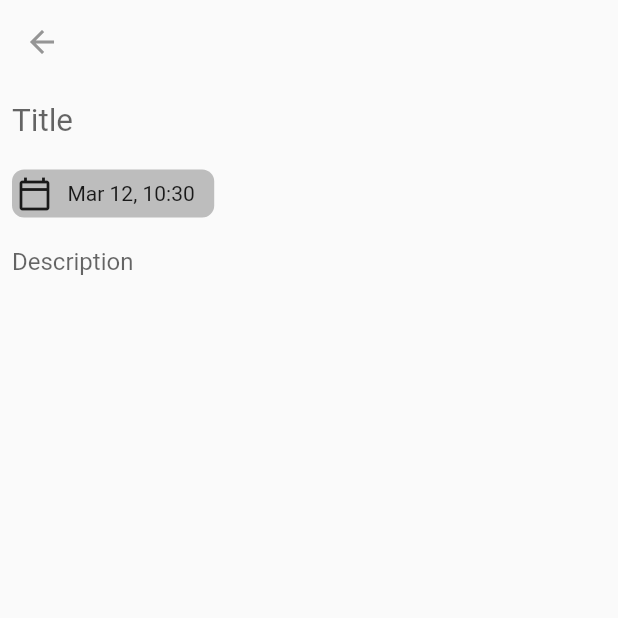
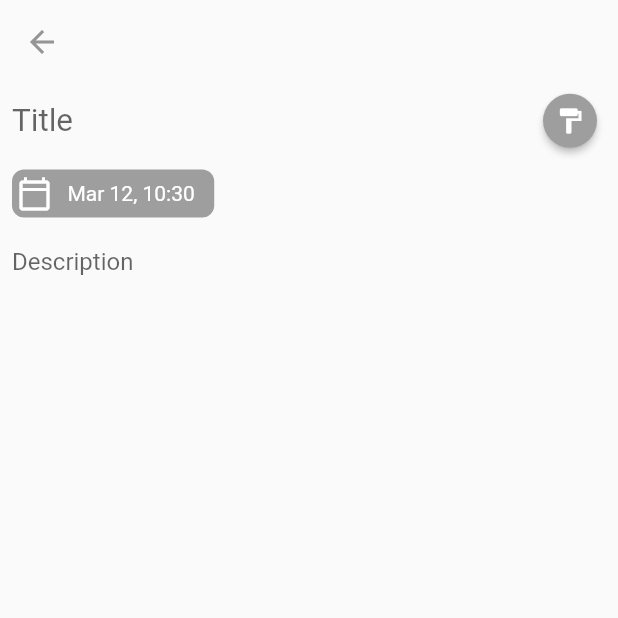
Before and after one commit to dadope/tasker, a Flutter app: the screen it shows after launch, after a tap on the "close" icon, after a tap on the "calendar today" icon, on a phone screen of 412 x 824 dp, the top half of it. Run offline on Flutter 3.47's test engine with Material 2 defaults, Android fonts, the phone set to English and light mode, and no system bars; our stand-ins replace bloc, equatable, flutter_bloc, flutter_colorpicker, hive, hive_flutter; accounts and stored records are empty.

Commit message:
added color coding to items, refactored most of the views

```diff
--- a/lib/components/fab/home_view_fab.dart
+++ b/lib/components/fab/home_view_fab.dart
@@ -1,7 +1,8 @@
 import 'package:flutter/cupertino.dart';
 import 'package:flutter/material.dart';
-import 'package:tasker/views/create_note_view.dart';
-import 'package:tasker/views/create_task_view.dart';
+import 'package:tasker/models/note.dart';
+import 'package:tasker/models/task.dart';
+import 'package:tasker/views/create_item_view.dart';
 
 import 'expandable_fab.dart';
 
@@ -14,13 +15,21 @@ class HomeViewFab extends StatelessWidget {
       children: [
         ActionButton(
           onPressed: () {
-            Navigator.pushNamed(context, CreateTaskView.routeName);
+            Navigator.pushNamed(
+                context,
+                CreateItemView.routeName,
+                arguments: [Task()]
+            );
           },
           icon: const Icon(Icons.calendar_today),
         ),
         ActionButton(
           onPressed: () {
-            Navigator.pushNamed(context, CreateNoteView.routeName);
+            Navigator.pushNamed(
+              context,
+              CreateItemView.routeName,
+              arguments: [Note()]
+            );
           },
           icon: const Icon(Icons.note_add),
         ),
--- a/lib/components/routes.dart
+++ b/lib/components/routes.dart
@@ -2,10 +2,8 @@ import 'package:flutter/cupertino.dart';
 import 'package:flutter/material.dart';
 
 import 'package:tasker/views/home_view.dart';
-import 'package:tasker/views/edit_note_view.dart';
-import 'package:tasker/views/edit_task_view.dart';
-import 'package:tasker/views/create_note_view.dart';
-import 'package:tasker/views/create_task_view.dart';
+import 'package:tasker/views/edit_item_view.dart';
+import 'package:tasker/views/create_item_view.dart';
 
 class Routes{
   static Route<dynamic> generateRoute(RouteSettings settings) {
@@ -16,26 +14,17 @@ class Routes{
             builder: (_) => const HomeView()
         );
 
-      case EditNoteView.routeName: // => "/editNoteView"
+
+      case EditItemView.routeName: // => "/editTaskView"
         final args = settings.arguments as List;
         return MaterialPageRoute(
-            builder: (_) => EditNoteView(args.elementAt(0))
+            builder: (_) => EditItemView(args.elementAt(0))
         );
 
-      case CreateNoteView.routeName: // => "/createNoteView"
-        return MaterialPageRoute(
-            builder: (_) => const CreateNoteView()
-        );
-
-      case EditTaskView.routeName: // => "/editTaskView"
+      case CreateItemView.routeName: // => "/createItemView"
         final args = settings.arguments as List;
         return MaterialPageRoute(
-            builder: (_) => EditTaskView(args.elementAt(0))
-        );
-
-      case CreateTaskView.routeName: // => "/createTaskView"
-        return MaterialPageRoute(
-            builder: (_) => const CreateTaskView()
+            builder: (_) => CreateItemView(args.elementAt(0))
         );
 
       default:
--- /dev/null
+++ b/lib/components/selectors/color_selector.dart
@@ -0,0 +1,52 @@
+
+
+import 'package:flutter/cupertino.dart';
+import 'package:flutter/material.dart';
+import 'package:flutter_colorpicker/flutter_colorpicker.dart';
+
+class ColorSelector extends StatelessWidget {
+  const ColorSelector(this.highlight, this.saveItem, {Key? key}) : super(key: key);
+
+  final Color? highlight;
+  final Function(Color) saveItem;
+
+
+  @override
+  Widget build(BuildContext context) =>
+      ElevatedButton(
+          onPressed: () {
+            showDialog(
+                context: context,
+                builder: (context) {
+                  return AlertDialog(
+                      title: const Text('Pick a color!'),
+                      content: SingleChildScrollView(
+                          child: ColorPicker(
+                            pickerColor: highlight?? Colors.grey.shade500,
+                            onColorChanged: saveItem,
+                          )
+                      ),
+                      actions: <Widget>[
+                        ElevatedButton(
+                            child: const Text('Finish'),
+                            onPressed: () {
+                              Navigator.of(context).pop();
+                            }
+                        )
+                      ]
+                  );
+                });
+          },
+          child: Icon(
+              Icons.format_paint,
+              size: 20,
+              color: useWhiteForeground(highlight?? Colors.grey.shade500)?
+              Colors.white:Colors.black
+          ),
+          style: ElevatedButton.styleFrom(
+              shape: const CircleBorder(),
+              primary: highlight?? Colors.grey.shade500,
+              onPrimary: Colors.red
+          )
+      );
+}
--- a/lib/components/selectors/date_picker.dart
+++ b/lib/components/selectors/date_picker.dart
@@ -3,19 +3,16 @@ import 'package:intl/intl.dart';
 import 'package:flutter/cupertino.dart';
 import 'package:flutter/material.dart';
 
+import '../utils.dart';
+
 //TODO: Implement https://www.flutterclutter.dev/flutter/tutorials/date-format-dynamic-string-depending-on-how-long-ago/2020/229/
 
-class DatePicker extends StatefulWidget {
-  DateTime dueDate;
+class DatePicker extends StatelessWidget {
+  const DatePicker(this.dueDate, this.highlight, this.saveNote, {Key? key}) : super(key: key);
+
+  final DateTime dueDate;
+  final Color? highlight;
   final Function saveNote;
-
-  DatePicker(this.dueDate, this.saveNote, {Key? key}) : super(key: key);
-
-  @override
-  _DatePickerState createState() => _DatePickerState();
-}
-
-class _DatePickerState extends State<DatePicker> {
 
   @override
   Widget build(BuildContext context) {
@@ -28,24 +25,23 @@ class _DatePickerState extends State<DatePicker> {
             DateTime.now().year, DateTime.now().month, DateTime.now().day
         ),
         lastDate: DateTime(2100),
-        initialDate: widget.dueDate,
-      )?? widget.dueDate;
+        initialDate: dueDate,
+      )?? dueDate;
 
       final TimeOfDay pickedTime = await showTimePicker(
           context: context,
-          initialTime: TimeOfDay.fromDateTime(widget.dueDate)
-      )?? TimeOfDay.fromDateTime(widget.dueDate);
+          initialTime: TimeOfDay(
+              hour: dueDate.hour,
+              minute: 0
+          )
+      )?? TimeOfDay.fromDateTime(dueDate);
 
       DateTime pickedDateTime = DateTime(
-        pickedDate.year, pickedDate.month, pickedDate.day,
-        pickedTime.hour, pickedTime.minute
+          pickedDate.year, pickedDate.month, pickedDate.day,
+          pickedTime.hour, pickedTime.minute
       );
 
-      widget.saveNote("_", date:pickedDateTime);
-
-      setState(() {
-        widget.dueDate = pickedDateTime;
-      });
+      saveNote(pickedDateTime);
     }
 
     return Row(
@@ -58,19 +54,25 @@ class _DatePickerState extends State<DatePicker> {
             },
             child: Container(
               decoration: BoxDecoration(
-                color: Colors.grey.shade400,
+                color: highlight?? Colors.grey,
                 borderRadius: BorderRadius.circular(8.0),
               ),
               padding: const EdgeInsets.symmetric(horizontal: 3, vertical: 4),
               child: Row(
                 children: [
-                  const Icon(
+                  Icon(
                     Icons.calendar_today_outlined,
+                    color: useWhiteForeground(highlight)?
+                    Colors.white:Colors.black,
                   ),
                   Padding(
                     padding: const EdgeInsets.symmetric(horizontal: 10),
                     child: Text(
-                      DateFormat('MMM dd, kk:mm').format(widget.dueDate),
+                      DateFormat('MMM dd, kk:mm').format(dueDate),
+                      style: TextStyle(
+                          color: useWhiteForeground(highlight)?
+                          Colors.white:Colors.black
+                      ),
                     ),
                   ),
                 ],
--- /dev/null
+++ b/lib/components/utils.dart
@@ -0,0 +1,14 @@
+import 'dart:math';
+import 'dart:ui';
+
+// adapted from github.com/mchome/flutter_colorpicker -> /lib/src/utils.dart
+bool useWhiteForeground(Color? backgroundColor, {double bias = 0.0}) {
+  if (backgroundColor != null) {
+    int v = sqrt(pow(backgroundColor.red, 2) * 0.299 +
+            pow(backgroundColor.green, 2) * 0.587 +
+            pow(backgroundColor.blue, 2) * 0.114)
+        .round();
+    return v < 130 + bias ? true : false;
+  }
+  return true;
+}
--- a/lib/main.dart
+++ b/lib/main.dart
@@ -2,6 +2,7 @@ import 'package:flutter/material.dart';
 
 import 'package:hive_flutter/hive_flutter.dart';
 import 'package:flutter_bloc/flutter_bloc.dart';
+import 'package:tasker/models/color.g.dart';
 
 import 'package:tasker/views/home_view.dart';
 import 'package:tasker/components/routes.dart';
@@ -15,6 +16,7 @@ void main() async {
   await Hive.initFlutter();
   Hive.registerAdapter(TaskAdapter());
   Hive.registerAdapter(NoteAdapter());
+  Hive.registerAdapter(ColorAdapter());
 
   await Hive.openBox(DatabaseManager.boxName);
 
--- a/lib/models/item.dart
+++ b/lib/models/item.dart
@@ -1,3 +1,5 @@
+import 'dart:ui';
+
 import 'package:hive/hive.dart';
 
 part 'item.g.dart';
@@ -11,12 +13,15 @@ class Item extends HiveObject{
   @HiveField(1)
   String title;
 
+  @HiveField(2)
+  Color? highlightColor;
+
   @override
   String toString() {
     return "\n"
         "creationDate: $creationDate | title: $title\n";
   }
 
-  Item({this.title = "", DateTime? creationDate}):
+  Item({this.title = "", this.highlightColor, DateTime? creationDate}):
         creationDate = creationDate?? DateTime.now();
 }
--- a/lib/models/note.dart
+++ b/lib/models/note.dart
@@ -1,3 +1,5 @@
+import 'dart:ui';
+
 import 'package:hive/hive.dart';
 import 'package:tasker/models/item.dart';
 
@@ -5,7 +7,7 @@ part 'note.g.dart';
 
 @HiveType(typeId: 1)
 class Note extends Item{
-  @HiveField(2)
+  @HiveField(3)
   String content;
 
   @override
@@ -15,6 +17,6 @@ class Note extends Item{
         "creationDate: $creationDate\n";
   }
 
-  Note({DateTime? creationDate, String title = "", this.content = ""}):
-        super(creationDate: creationDate, title: title);
+  Note({DateTime? creationDate, String title = "", Color? highlightColor, this.content = ""}):
+        super(creationDate: creationDate, title: title, highlightColor: highlightColor);
 }
--- a/lib/models/task.dart
+++ b/lib/models/task.dart
@@ -1,3 +1,5 @@
+import 'dart:ui';
+
 import 'package:hive/hive.dart';
 
 import 'item.dart';
@@ -7,13 +9,13 @@ part 'task.g.dart';
 //TODO add support for multi-day tasks
 @HiveType(typeId: 2)
 class Task extends Item{
-  @HiveField(2)
+  @HiveField(3)
   String content;
 
-  @HiveField(3)
+  @HiveField(4)
   bool done;
 
-  @HiveField(4)
+  @HiveField(5)
   DateTime dueDate;
 
   @override
@@ -23,7 +25,7 @@ class Task extends Item{
         "creationDate: $creationDate | dueDate: $dueDate\n";
   }
 
-  Task({title = "", this.content = "", this.done = false, DateTime? creationDate, DateTime? dueDate}):
+  Task({title = "", this.content = "", this.done = false, Color? highlightColor, DateTime? creationDate, DateTime? dueDate}):
         dueDate = dueDate?? DateTime.now(),
-        super(title: title, creationDate: creationDate);
+        super(title: title, creationDate: creationDate, highlightColor: highlightColor);
 }
--- /dev/null
+++ b/lib/views/create_item_view.dart
@@ -0,0 +1,93 @@
+import 'package:flutter/material.dart';
+import 'package:flutter/cupertino.dart';
+import 'package:flutter_bloc/flutter_bloc.dart';
+import 'package:tasker/components/selectors/color_selector.dart';
+import 'package:tasker/components/selectors/date_picker.dart';
+
+import 'package:tasker/bloc/item_manager/item_manager_bloc.dart';
+import 'package:tasker/components/appbars/add_and_edit_item_appbar.dart';
+import 'package:tasker/components/textfield/title_input_field.dart';
+import 'package:tasker/components/textfield/content_input_field.dart';
+import 'package:tasker/models/item.dart';
+import 'package:tasker/models/note.dart';
+import 'package:tasker/models/task.dart';
+
+class CreateItemView extends StatefulWidget {
+  static const String routeName = "/createItemView";
+
+  final Item itemToSave;
+  final bool alreadySaved;
+
+  const CreateItemView(this.itemToSave, {this.alreadySaved = false, Key? key}) :super(key: key);
+
+  @override
+  State<CreateItemView> createState() => _CreateItemViewState();
+}
+
+class _CreateItemViewState extends State<CreateItemView> {
+  late bool saved;
+  TextEditingController titleController = TextEditingController();
+  TextEditingController contentController = TextEditingController();
+
+  @override
+  void initState() {
+    super.initState();
+
+    saved = widget.alreadySaved;
+  }
+
+  @override
+  Widget build(BuildContext context) {
+    Item item = widget.itemToSave;
+
+    final ItemManagerBloc dataBloc = BlocProvider.of<ItemManagerBloc>(context);
+    final String content = item is Note? item.content: item is Task? item.content: "";
+
+    void saveTask(_){
+      if (_ is DateTime && item is Task){
+        setState(() {
+          item.dueDate = _;
+        });
+      } else if(_ is Color){
+        setState(() {
+          item.highlightColor = _;
+        });
+      } else if (item is Task){
+        item.title = titleController.text;
+        item.content = contentController.text;
+      } else if (item is Note){
+        item.title = titleController.text;
+        item.content = contentController.text;
+      } else {
+        item.title = titleController.text;
+      }
+
+      if (!saved){
+        saved = true;
+        dataBloc.add(ItemManagerAddItem(item));
+      } else {
+        dataBloc.add(ItemManagerEditItem(item));
+      }
+    }
+
+    return Scaffold(
+      body: Column(
+        children: [
+          const AddAndEditItemAppBar(),
+          Row(
+            children: [
+              Expanded(
+                  child: TitleInputField(titleController, saveTask, title: item.title)
+              ),
+              ColorSelector(item.highlightColor, saveTask)
+            ],
+          ),
+          item is Task?
+            DatePicker(item.dueDate, item.highlightColor, saveTask):
+            const SizedBox.shrink(),
+          ContentInputField(contentController, saveTask, content: content)
+        ],
+      ),
+    );
+  }
+}
--- a/lib/views/create_task_view.dart
+++ /dev/null
@@ -1,55 +0,0 @@
-import 'package:flutter/material.dart';
-import 'package:flutter/cupertino.dart';
-import 'package:flutter_bloc/flutter_bloc.dart';
-import 'package:tasker/components/selectors/date_picker.dart';
-
-import 'package:tasker/bloc/item_manager/item_manager_bloc.dart';
-import 'package:tasker/components/appbars/add_and_edit_item_appbar.dart';
-import 'package:tasker/components/textfield/title_input_field.dart';
-import 'package:tasker/components/textfield/content_input_field.dart';
-import 'package:tasker/models/task.dart';
-
-class CreateTaskView extends StatelessWidget {
-  static bool alreadySaved = false;
-  static const String routeName = "/createTaskView";
-
-  const CreateTaskView({Key? key}) :super(key: key);
-
-  @override
-  Widget build(BuildContext context) {
-    Task taskToSave = Task();
-    bool alreadySaved = false;
-
-    final ItemManagerBloc dataBloc = BlocProvider.of<ItemManagerBloc>(context);
-
-    TextEditingController titleController = TextEditingController();
-    TextEditingController contentController = TextEditingController();
-
-    void saveTask(_, {String? title, String? content, DateTime? date}){
-      taskToSave.title = titleController.text;
-      taskToSave.content = contentController.text;
-
-      if(date != null){
-        taskToSave.dueDate = date;
-      }
-
-      if (!alreadySaved){
-        alreadySaved = true;
-        dataBloc.add(ItemManagerAddItem(taskToSave));
-      } else {
-        dataBloc.add(ItemManagerEditItem(taskToSave));
-      }
-    }
-
-    return Scaffold(
-      body: Column(
-        children: [
-          const AddAndEditItemAppBar(),
-          TitleInputField(titleController, saveTask),
-          DatePicker(taskToSave.dueDate, saveTask),
-          ContentInputField(contentController, saveTask)
-        ],
-      ),
-    );
-  }
-}
--- /dev/null
+++ b/lib/views/edit_item_view.dart
@@ -0,0 +1,11 @@
+import 'package:flutter/material.dart';
+import 'package:flutter/cupertino.dart';
+import 'package:tasker/models/item.dart';
+import 'package:tasker/views/create_item_view.dart';
+
+class EditItemView extends CreateItemView {
+  static const String routeName = "/editItemView";
+
+  const EditItemView(Item itemToSave, {Key? key}) :
+        super(itemToSave, alreadySaved: true, key: key);
+}
--- a/pubspec.yaml
+++ b/pubspec.yaml
@@ -34,6 +34,7 @@ dependencies:
   cupertino_icons: ^1.0.2
 
   intl: ^0.17.0
+  flutter_colorpicker: ^1.0.3
 
   hive: ^2.0.4
   hive_flutter: ^1.1.0
```
Also changed, not shown: lib/components/list_element/note_element.dart (+4 -3 lines), lib/components/list_element/task_element.dart (+14 -5 lines), lib/components/list_views/note_selection_list_view.dart (+8 -9 lines), lib/views/create_note_view.dart (deleted, +0 -49 lines), lib/views/edit_note_view.dart (deleted, +0 -41 lines), lib/views/edit_task_view.dart (deleted, +0 -48 lines), lib/models/color.g.dart (added), lib/models/item.g.dart, lib/models/note.g.dart, lib/models/task.g.dart, pubspec.lock.
